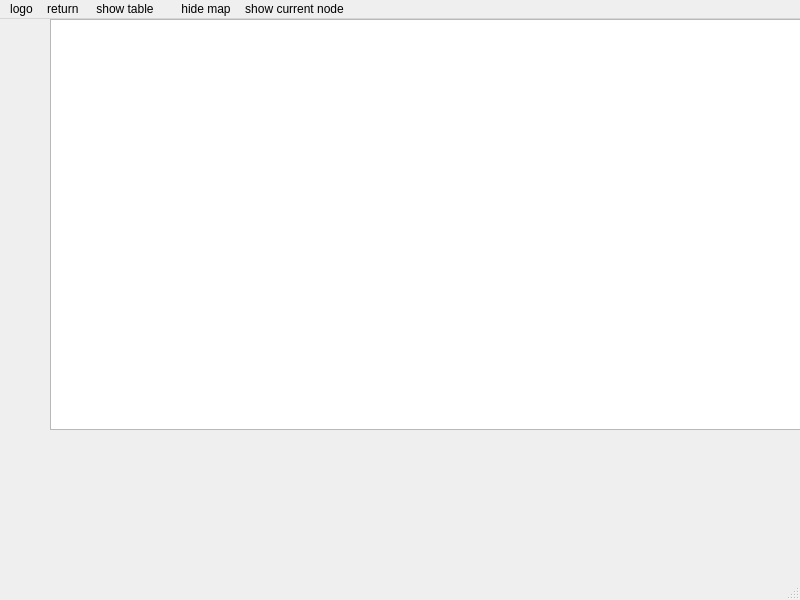
Qt form mainwindow.ui (parisa797/qt_map_) before a commit.
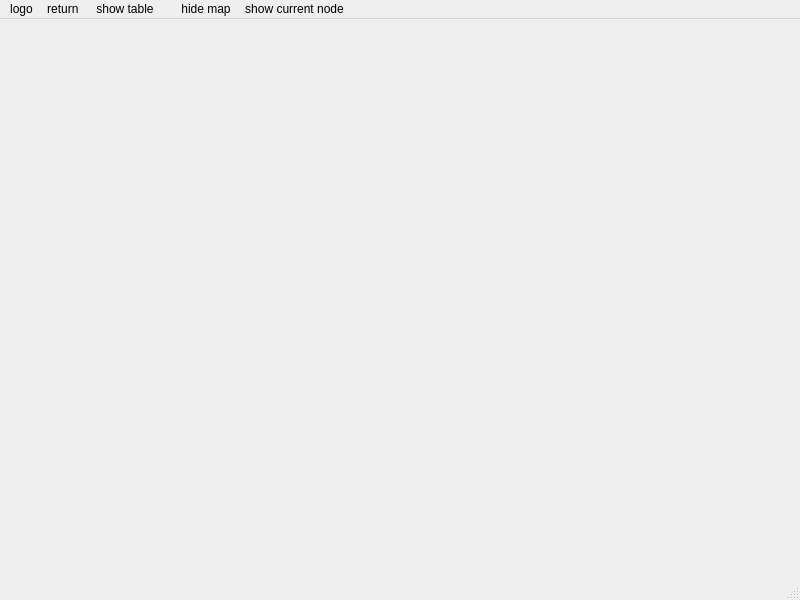
The same form after that commit. Icons and pictures are not drawn.

What changed in the file:
```diff
--- a/mainwindow.ui
+++ b/mainwindow.ui
@@ -14,16 +14,11 @@
    <string>MainWindow</string>
   </property>
   <widget class="QWidget" name="centralwidget">
-   <widget class="QListView" name="listView">
-    <property name="geometry">
-     <rect>
-      <x>50</x>
-      <y>0</y>
-      <width>751</width>
-      <height>411</height>
-     </rect>
-    </property>
-   </widget>
+   <layout class="QGridLayout" name="gridLayout">
+    <item row="0" column="0">
+     <layout class="QGridLayout" name="map_gridLayout"/>
+    </item>
+   </layout>
   </widget>
   <widget class="QMenuBar" name="menubar">
    <property name="geometry">
```
Left out of the diff: 2 changed lines with no effect on the pictures.
